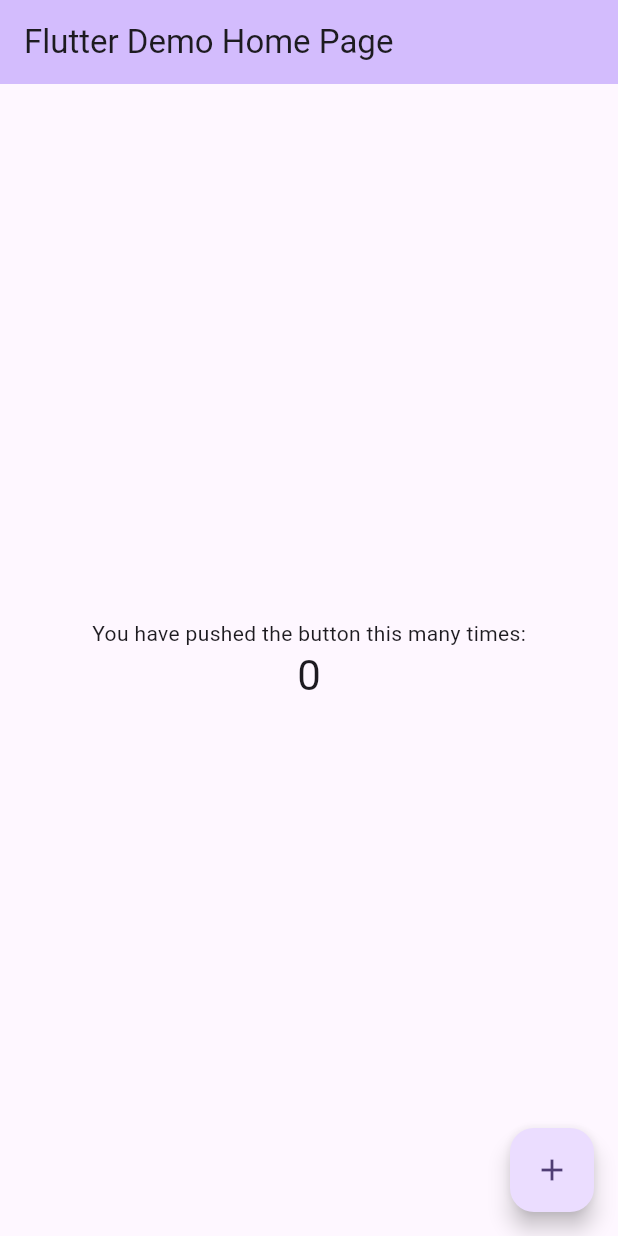
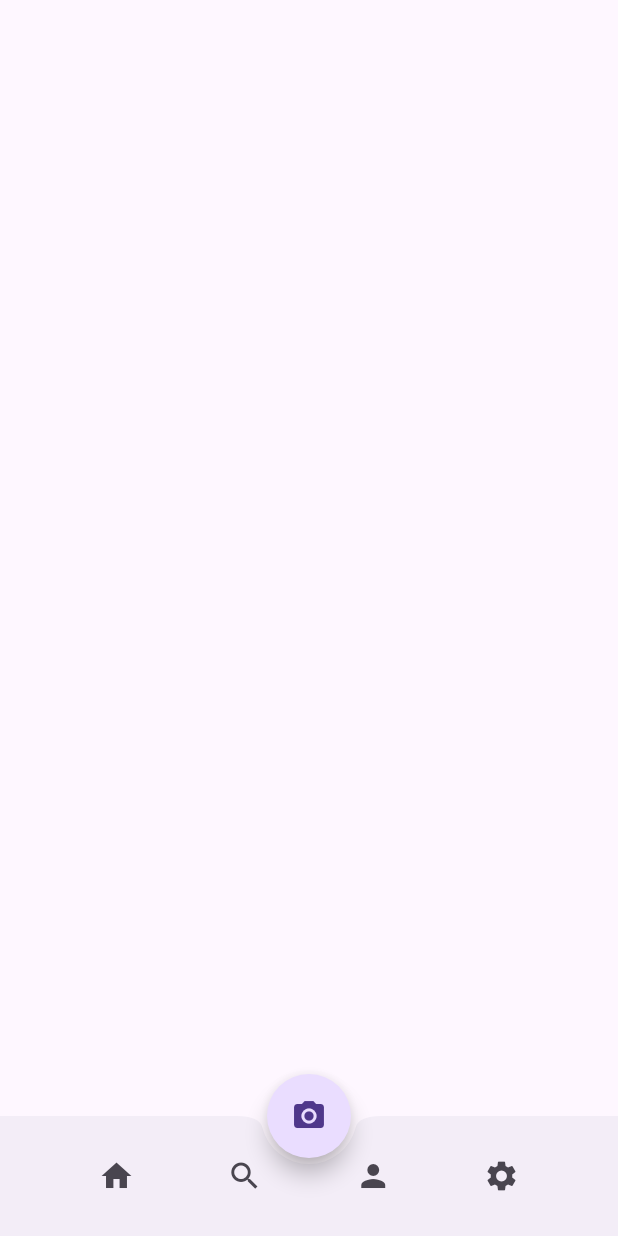
Before and after one commit to khangklj/drug_app, a Flutter app: the screen it shows after launch, on a phone screen of 412 x 824 dp. Run offline on Flutter 3.47's test engine with Material 3 defaults, Android fonts, the phone set to English and light mode, and no system bars; our stand-ins replace flutter_dotenv, logger, pocketbase, shared_preferences.

Commit message:
Setup homepage

```diff
--- a/lib/main.dart
+++ b/lib/main.dart
@@ -1,4 +1,4 @@
-import 'package:drug_app/ui/my_home_page.dart';
+import 'package:drug_app/ui/homepage.dart';
 import 'package:flutter/material.dart';
 import 'package:flutter_dotenv/flutter_dotenv.dart';
 
@@ -17,7 +17,7 @@ class MyApp extends StatelessWidget {
       theme: ThemeData(
         colorScheme: ColorScheme.fromSeed(seedColor: Colors.deepPurple),
       ),
-      home: const MyHomePage(title: 'Flutter Demo Home Page'),
+      home: const HomePage(),
     );
   }
 }
--- /dev/null
+++ b/lib/ui/homepage.dart
@@ -0,0 +1,29 @@
+import 'package:drug_app/ui/tabbar_widget.dart';
+import 'package:flutter/material.dart';
+
+class HomePage extends StatefulWidget {
+  const HomePage({super.key});
+
+  @override
+  State<HomePage> createState() => _HomePageState();
+}
+
+class _HomePageState extends State<HomePage> {
+  @override
+  Widget build(BuildContext context) {
+    return SafeArea(
+      child: MaterialApp(
+        home: Scaffold(
+          bottomNavigationBar: TabBarWidget(),
+          floatingActionButton: FloatingActionButton(
+            shape: const CircleBorder(),
+            child: Icon(Icons.camera_alt),
+            onPressed: () {},
+          ),
+          floatingActionButtonLocation:
+              FloatingActionButtonLocation.centerDocked,
+        ),
+      ),
+    );
+  }
+}
--- a/lib/ui/my_home_page.dart
+++ /dev/null
@@ -1,63 +0,0 @@
-import 'package:drug_app/models/drug.dart';
-import 'package:drug_app/services/drug_service.dart';
-import 'package:drug_app/services/pocketbase_client.dart';
-import 'package:flutter/material.dart';
-import 'package:logger/web.dart';
-
-class MyHomePage extends StatefulWidget {
-  const MyHomePage({super.key, required this.title});
-
-  final String title;
-
-  @override
-  State<MyHomePage> createState() => _MyHomePageState();
-}
-
-class _MyHomePageState extends State<MyHomePage> {
-  int _counter = 0;
-
-  Future<void> _test() async {
-    var pb = await getPocketBaseInstance();
-    DrugService drugSerivice = DrugService();
-    Drug? drug = await drugSerivice.getDrug(pb, 'x9sx98j6n7c77dm');
-    var logger = Logger();
-    if (drug != null) {
-    } else {
-      logger.e('Error: Drug not found');
-    }
-  }
-
-  void _incrementCounter() {
-    _test();
-    setState(() {
-      _counter++;
-    });
-  }
-
-  @override
-  Widget build(BuildContext context) {
-    return Scaffold(
-      appBar: AppBar(
-        backgroundColor: Theme.of(context).colorScheme.inversePrimary,
-        title: Text(widget.title),
-      ),
-      body: Center(
-        child: Column(
-          mainAxisAlignment: MainAxisAlignment.center,
-          children: <Widget>[
-            const Text('You have pushed the button this many times:'),
-            Text(
-              '$_counter',
-              style: Theme.of(context).textTheme.headlineMedium,
-            ),
-          ],
-        ),
-      ),
-      floatingActionButton: FloatingActionButton(
-        onPressed: _incrementCounter,
-        tooltip: 'Increment',
-        child: const Icon(Icons.add),
-      ),
-    );
-  }
-}
--- /dev/null
+++ b/lib/ui/tabbar_widget.dart
@@ -0,0 +1,21 @@
+import 'package:flutter/material.dart';
+
+class TabBarWidget extends StatelessWidget {
+  const TabBarWidget({super.key});
+
+  @override
+  Widget build(BuildContext context) {
+    return BottomAppBar(
+      shape: const CircularNotchedRectangle(),
+      child: Row(
+        mainAxisAlignment: MainAxisAlignment.spaceEvenly,
+        children: [
+          IconButton(onPressed: () {}, icon: const Icon(Icons.home)),
+          IconButton(onPressed: () {}, icon: const Icon(Icons.search)),
+          IconButton(onPressed: () {}, icon: const Icon(Icons.person)),
+          IconButton(onPressed: () {}, icon: const Icon(Icons.settings)),
+        ],
+      ),
+    );
+  }
+}
```
